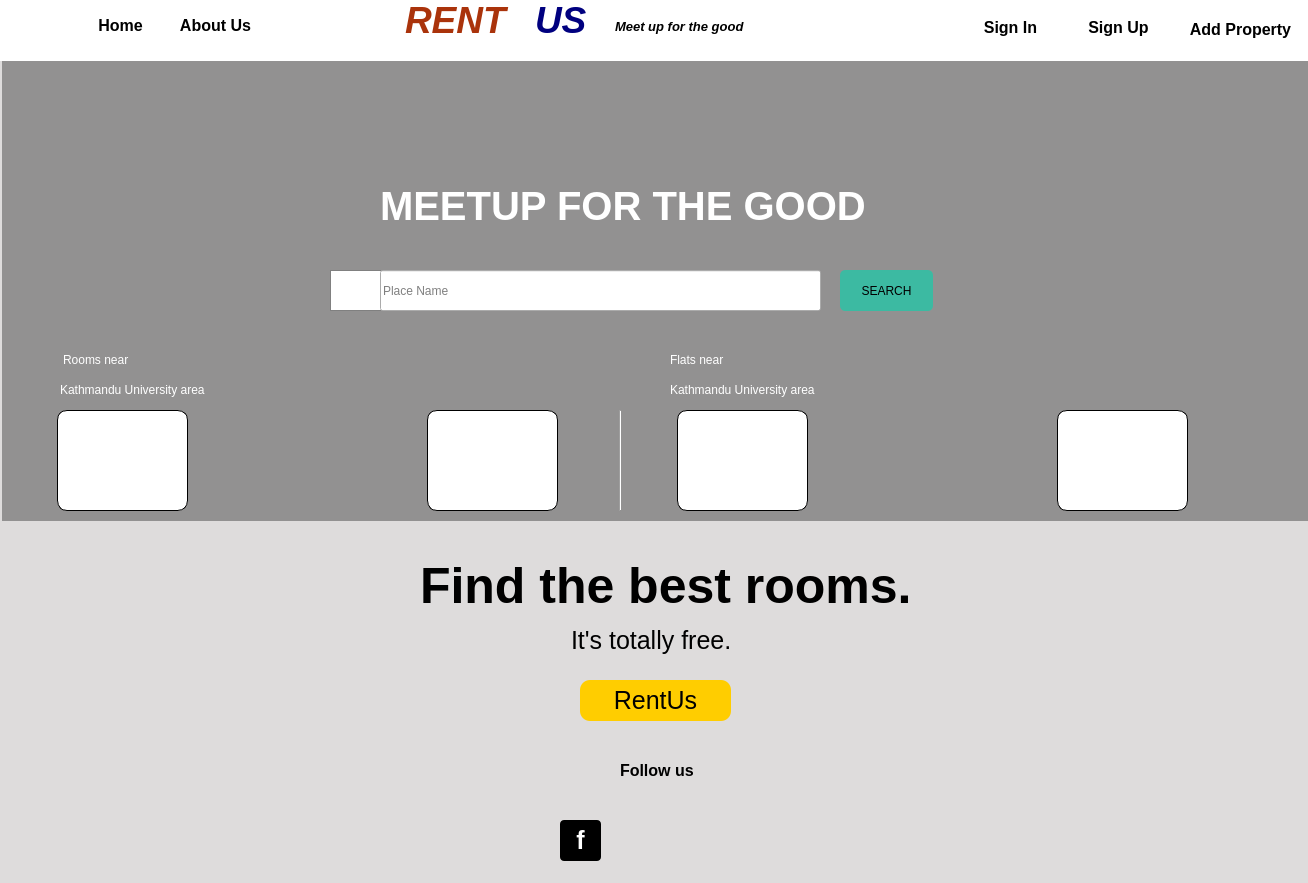
This is homepage.ui in kausik10/RentUs as Qt 5 draws it before an edit. The edited form follows.
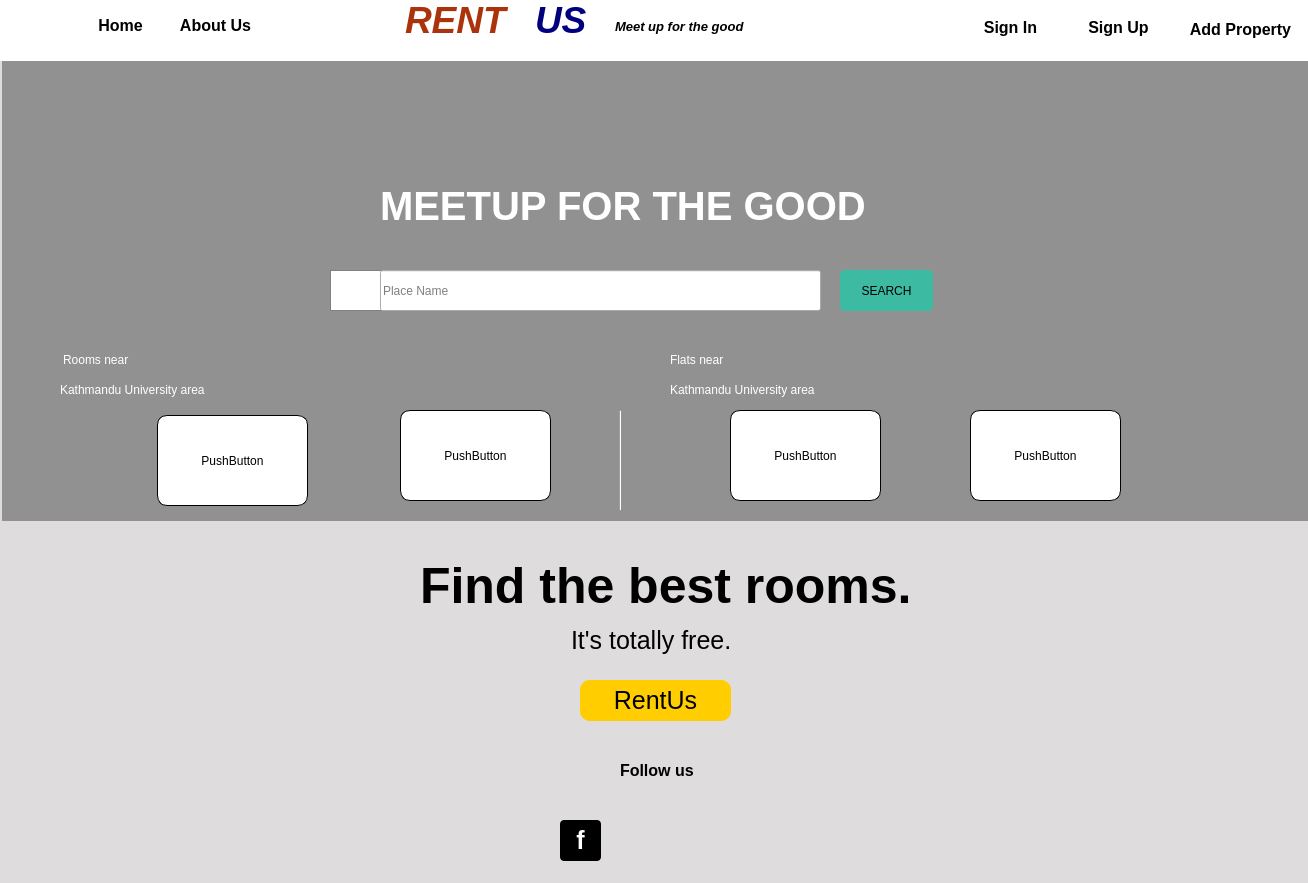
This is the edited form. Icons and pictures are not drawn.

```diff
--- a/homepage.ui
+++ b/homepage.ui
@@ -763,101 +763,6 @@
     <bool>true</bool>
    </property>
   </widget>
-  <widget class="QLabel" name="label_27">
-   <property name="geometry">
-    <rect>
-     <x>1057</x>
-     <y>410</y>
-     <width>131</width>
-     <height>101</height>
-    </rect>
-   </property>
-   <property name="styleSheet">
-    <string notr="true">QLabel{
-	border-image: url(:/image/images/download.jpeg);
-background-color:white;
-border:1px solid black;
-border-radius:10px;
-}
-QLabel:hover{
- border:2px solid green;}</string>
-   </property>
-   <property name="text">
-    <string/>
-   </property>
-  </widget>
-  <widget class="QLabel" name="label_12">
-   <property name="geometry">
-    <rect>
-     <x>237</x>
-     <y>410</y>
-     <width>131</width>
-     <height>101</height>
-    </rect>
-   </property>
-   <property name="styleSheet">
-    <string notr="true">QLabel{
-	border-image: url(:/image/images/classic-house-flower-garden-751996.jpg);
-background-color:white;
-border:1px solid black;
-border-radius:10px;
-}
-QLabel:hover{
- border:2px solid green;}background-color:white;</string>
-   </property>
-   <property name="text">
-    <string/>
-   </property>
-  </widget>
-  <widget class="QLabel" name="label_25">
-   <property name="geometry">
-    <rect>
-     <x>677</x>
-     <y>410</y>
-     <width>131</width>
-     <height>101</height>
-    </rect>
-   </property>
-   <property name="styleSheet">
-    <string notr="true">QLabel{
-	border-image: url(:/image/images/house.jpeg);
-background-color:white;
-border:1px solid black;
-border-radius:10px;
-}
-QLabel:hover{
- border:4px solid green;
-  transform: scale(1.5);
-}
-</string>
-   </property>
-   <property name="text">
-    <string/>
-   </property>
-  </widget>
-  <widget class="QLabel" name="label_26">
-   <property name="geometry">
-    <rect>
-     <x>857</x>
-     <y>410</y>
-     <width>131</width>
-     <height>101</height>
-    </rect>
-   </property>
-   <property name="styleSheet">
-    <string notr="true">QLabel{
-	border-image: url(:/image/images/classic-house-flower-garden-751996.jpg);
-background-color:white;
-border:1px solid black;
-border-radius:10px;
-}
-QLabel:hover{
- border:2px solid green;}background-color:white;</string>
-   </property>
-   <property name="text">
-    <string/>
-   </property>
-  </widget>
   <widget class="QLabel" name="label_13">
    <property name="geometry">
     <rect>
@@ -874,55 +779,6 @@
     <string/>
    </property>
   </widget>
-  <widget class="QLabel" name="label_14">
-   <property name="geometry">
-    <rect>
-     <x>57</x>
-     <y>410</y>
-     <width>131</width>
-     <height>101</height>
-    </rect>
-   </property>
-   <property name="styleSheet">
-    <string notr="true">QLabel{
-	border-image: url(:/image/images/house.jpeg);
-background-color:white;
-border:1px solid black;
-border-radius:10px;
-}
-QLabel:hover{
- border:4px solid green;
-  transform: scale(1.5);
-}
-</string>
-   </property>
-   <property name="text">
-    <string/>
-   </property>
-  </widget>
-  <widget class="QLabel" name="label_15">
-   <property name="geometry">
-    <rect>
-     <x>427</x>
-     <y>410</y>
-     <width>131</width>
-     <height>101</height>
-    </rect>
-   </property>
-   <property name="styleSheet">
-    <string notr="true">QLabel{
-	border-image: url(:/image/images/download.jpeg);
-background-color:white;
-border:1px solid black;
-border-radius:10px;
-}
-QLabel:hover{
- border:2px solid green;}</string>
-   </property>
-   <property name="text">
-    <string/>
-   </property>
-  </widget>
   <widget class="Line" name="line">
    <property name="geometry">
     <rect>
@@ -964,6 +820,110 @@
     <string/>
    </property>
   </widget>
+  <widget class="QPushButton" name="pushButton_13">
+   <property name="geometry">
+    <rect>
+     <x>157</x>
+     <y>415</y>
+     <width>151</width>
+     <height>91</height>
+    </rect>
+   </property>
+   <property name="styleSheet">
+    <string notr="true">#pushButton_13{
+	border-image: url(:/image/images/house.jpeg);
+background-color:white;
+border:1px solid black;
+border-radius:10px;
+}
+#pushButton_13:hover{
+ border:4px solid green;
+  transform: scale(1.5);
+}
+</string>
+   </property>
+   <property name="text">
+    <string>PushButton</string>
+   </property>
+  </widget>
+  <widget class="QPushButton" name="pushButton_14">
+   <property name="geometry">
+    <rect>
+     <x>400</x>
+     <y>410</y>
+     <width>151</width>
+     <height>91</height>
+    </rect>
+   </property>
+   <property name="styleSheet">
+    <string notr="true">#pushButton_14{
+	border-image: url(:/image/images/house.jpeg);
+background-color:white;
+border:1px solid black;
+border-radius:10px;
+}
+#pushButton_14:hover{
+ border:4px solid green;
+  transform: scale(1.5);
+}
+</string>
+   </property>
+   <property name="text">
+    <string>PushButton</string>
+   </property>
+  </widget>
+  <widget class="QPushButton" name="pushButton_16">
+   <property name="geometry">
+    <rect>
+     <x>730</x>
+     <y>410</y>
+     <width>151</width>
+     <height>91</height>
+    </rect>
+   </property>
+   <property name="styleSheet">
+    <string notr="true">#pushButton_16{
+	border-image: url(:/image/images/house.jpeg);
+background-color:white;
+border:1px solid black;
+border-radius:10px;
+}
+#pushButton_16:hover{
+ border:4px solid green;
+  transform: scale(1.5);
+}
+</string>
+   </property>
+   <property name="text">
+    <string>PushButton</string>
+   </property>
+  </widget>
+  <widget class="QPushButton" name="pushButton_17">
+   <property name="geometry">
+    <rect>
+     <x>970</x>
+     <y>410</y>
+     <width>151</width>
+     <height>91</height>
+    </rect>
+   </property>
+   <property name="styleSheet">
+    <string notr="true">#pushButton_17{
+	border-image: url(:/image/images/house.jpeg);
+background-color:white;
+border:1px solid black;
+border-radius:10px;
+}
+#pushButton_17:hover{
+ border:4px solid green;
+  transform: scale(1.5);
+}
+</string>
+   </property>
+   <property name="text">
+    <string>PushButton</string>
+   </property>
+  </widget>
   <zorder>label</zorder>
   <zorder>label_2</zorder>
   <zorder>plainTextEdit</zorder>
@@ -992,15 +952,13 @@
   <zorder>label_7</zorder>
   <zorder>label_8</zorder>
   <zorder>lineEdit</zorder>
-  <zorder>label_27</zorder>
-  <zorder>label_12</zorder>
-  <zorder>label_25</zorder>
-  <zorder>label_26</zorder>
   <zorder>label_13</zorder>
-  <zorder>label_14</zorder>
-  <zorder>label_15</zorder>
   <zorder>line</zorder>
   <zorder>pushButton_12</zorder>
+  <zorder>pushButton_13</zorder>
+  <zorder>pushButton_14</zorder>
+  <zorder>pushButton_16</zorder>
+  <zorder>pushButton_17</zorder>
  </widget>
  <resources>
   <include location="src.qrc"/>
```
